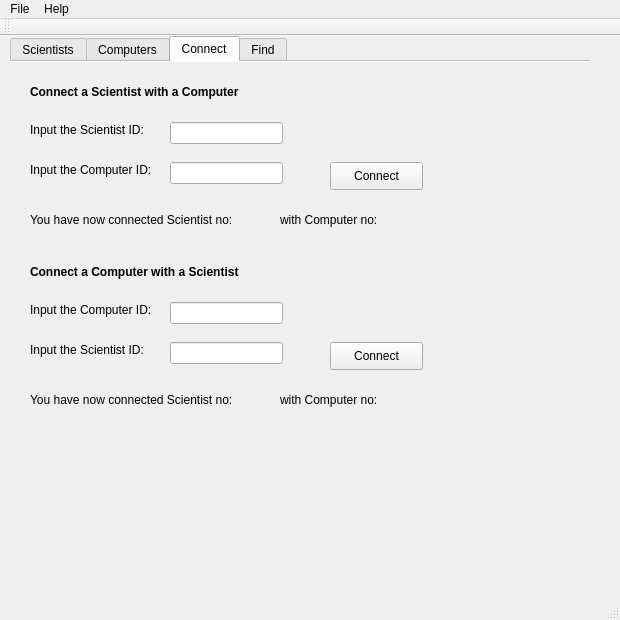
Before: the Qt Designer form 3hluti/mainwindow.ui in hj02/VV, drawn with Qt 5.
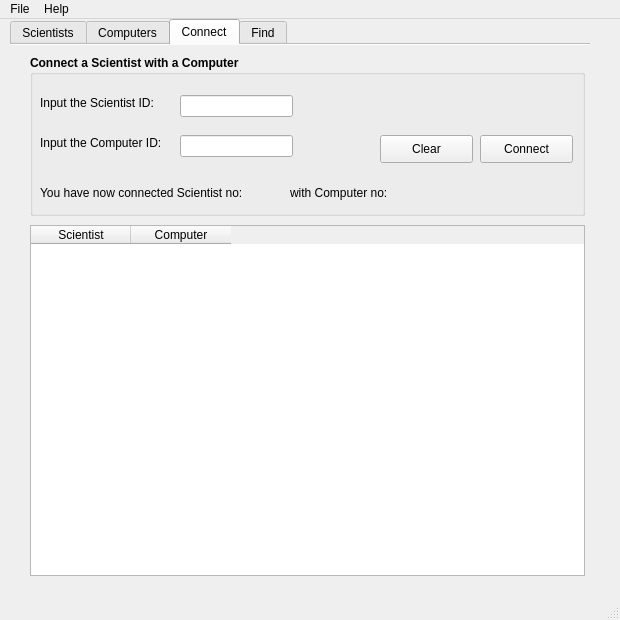
After: the same form once the commit is applied. The open tabs and pages were chosen to show the change.

Commit message: clear button added and coded, btn names edited, tab order, layout fixed

The edit to the form file:
```diff
--- a/3hluti/mainwindow.ui
+++ b/3hluti/mainwindow.ui
@@ -626,175 +626,6 @@
      <attribute name="title">
       <string>Connect</string>
      </attribute>
-     <widget class="QLabel" name="lblConnectSwithC">
-      <property name="geometry">
-       <rect>
-        <x>20</x>
-        <y>20</y>
-        <width>300</width>
-        <height>20</height>
-       </rect>
-      </property>
-      <property name="font">
-       <font>
-        <weight>75</weight>
-        <bold>true</bold>
-       </font>
-      </property>
-      <property name="text">
-       <string>Connect a Scientist with a Computer</string>
-      </property>
-     </widget>
-     <widget class="QLabel" name="lblInputS">
-      <property name="geometry">
-       <rect>
-        <x>20</x>
-        <y>60</y>
-        <width>130</width>
-        <height>16</height>
-       </rect>
-      </property>
-      <property name="text">
-       <string>Input the Scientist ID:</string>
-      </property>
-     </widget>
-     <widget class="QLineEdit" name="lineEdit_2">
-      <property name="geometry">
-       <rect>
-        <x>160</x>
-        <y>60</y>
-        <width>113</width>
-        <height>22</height>
-       </rect>
-      </property>
-     </widget>
-     <widget class="QLabel" name="lblInputC">
-      <property name="geometry">
-       <rect>
-        <x>20</x>
-        <y>100</y>
-        <width>130</width>
-        <height>16</height>
-       </rect>
-      </property>
-      <property name="text">
-       <string>Input the Computer ID:</string>
-      </property>
-     </widget>
-     <widget class="QLineEdit" name="lineEdit_3">
-      <property name="geometry">
-       <rect>
-        <x>160</x>
-        <y>100</y>
-        <width>113</width>
-        <height>22</height>
-       </rect>
-      </property>
-     </widget>
-     <widget class="QPushButton" name="pushButton_2">
-      <property name="geometry">
-       <rect>
-        <x>320</x>
-        <y>100</y>
-        <width>93</width>
-        <height>28</height>
-       </rect>
-      </property>
-      <property name="text">
-       <string>Connect</string>
-      </property>
-     </widget>
-     <widget class="QLabel" name="lblConnectComputerScientist">
-      <property name="geometry">
-       <rect>
-        <x>20</x>
-        <y>200</y>
-        <width>300</width>
-        <height>20</height>
-       </rect>
-      </property>
-      <property name="font">
-       <font>
-        <weight>75</weight>
-        <bold>true</bold>
-       </font>
-      </property>
-      <property name="text">
-       <string>Connect a Computer with a Scientist</string>
-      </property>
-     </widget>
-     <widget class="QLabel" name="InputComputer2">
-      <property name="geometry">
-       <rect>
-        <x>20</x>
-        <y>240</y>
-        <width>130</width>
-        <height>16</height>
-       </rect>
-      </property>
-      <property name="text">
-       <string>Input the Computer ID:</string>
-      </property>
-     </widget>
-     <widget class="QLineEdit" name="lineEdit_4">
-      <property name="geometry">
-       <rect>
-        <x>160</x>
-        <y>280</y>
-        <width>113</width>
-        <height>22</height>
-       </rect>
-      </property>
-     </widget>
-     <widget class="QPushButton" name="pushButton_3">
-      <property name="geometry">
-       <rect>
-        <x>320</x>
-        <y>280</y>
-        <width>93</width>
-        <height>28</height>
-       </rect>
-      </property>
-      <property name="text">
-       <string>Connect</string>
-      </property>
-     </widget>
-     <widget class="QLineEdit" name="lineEdit_5">
-      <property name="geometry">
-       <rect>
-        <x>160</x>
-        <y>240</y>
-        <width>113</width>
-        <height>22</height>
-       </rect>
-      </property>
-     </widget>
-     <widget class="QLabel" name="InputScientist2">
-      <property name="geometry">
-       <rect>
-        <x>20</x>
-        <y>280</y>
-        <width>130</width>
-        <height>16</height>
-       </rect>
-      </property>
-      <property name="text">
-       <string>Input the Scientist ID:</string>
-      </property>
-     </widget>
-     <widget class="QLabel" name="lblComputern_no1">
-      <property name="geometry">
-       <rect>
-        <x>270</x>
-        <y>150</y>
-        <width>111</width>
-        <height>16</height>
-       </rect>
-      </property>
-      <property name="text">
-       <string>with Computer no: </string>
-      </property>
-     </widget>
      <widget class="QLabel" name="lblScientist_connect">
       <property name="geometry">
        <rect>
@@ -808,32 +639,6 @@
        <string/>
       </property>
      </widget>
-     <widget class="QLabel" name="lblScientistComputer">
-      <property name="geometry">
-       <rect>
-        <x>20</x>
-        <y>150</y>
-        <width>221</width>
-        <height>16</height>
-       </rect>
-      </property>
-      <property name="text">
-       <string>You have now connected Scientist no: </string>
-      </property>
-     </widget>
-     <widget class="QLabel" name="lblComputer_no1">
-      <property name="geometry">
-       <rect>
-        <x>380</x>
-        <y>150</y>
-        <width>30</width>
-        <height>16</height>
-       </rect>
-      </property>
-      <property name="text">
-       <string/>
-      </property>
-     </widget>
      <widget class="QLabel" name="lblScientist_no2">
       <property name="geometry">
        <rect>
@@ -847,44 +652,228 @@
        <string/>
       </property>
      </widget>
-     <widget class="QLabel" name="lblComputer_no2">
+     <widget class="QTableWidget" name="tableWidget">
       <property name="geometry">
        <rect>
-        <x>270</x>
-        <y>330</y>
-        <width>111</width>
-        <height>16</height>
+        <x>20</x>
+        <y>180</y>
+        <width>555</width>
+        <height>351</height>
        </rect>
       </property>
-      <property name="text">
-       <string>with Computer no: </string>
-      </property>
+      <column>
+       <property name="text">
+        <string>Scientist</string>
+       </property>
+      </column>
+      <column>
+       <property name="text">
+        <string>Computer</string>
+       </property>
+      </column>
      </widget>
-     <widget class="QLabel" name="lblComputerScientist">
+     <widget class="QGroupBox" name="grbConnect">
       <property name="geometry">
        <rect>
         <x>20</x>
-        <y>330</y>
-        <width>221</width>
-        <height>16</height>
+        <y>10</y>
+        <width>555</width>
+        <height>161</height>
        </rect>
       </property>
-      <property name="text">
-       <string>You have now connected Scientist no: </string>
+      <property name="font">
+       <font>
+        <weight>75</weight>
+        <bold>true</bold>
+       </font>
       </property>
-     </widget>
-     <widget class="QLabel" name="lblScientist_no1">
-      <property name="geometry">
-       <rect>
-        <x>240</x>
-        <y>150</y>
-        <width>30</width>
-        <height>16</height>
-       </rect>
+      <property name="title">
+       <string>Connect a Scientist with a Computer</string>
       </property>
-      <property name="text">
-       <string/>
-      </property>
+      <widget class="QLabel" name="lblInputC">
+       <property name="geometry">
+        <rect>
+         <x>10</x>
+         <y>80</y>
+         <width>130</width>
+         <height>16</height>
+        </rect>
+       </property>
+       <property name="font">
+        <font>
+         <weight>50</weight>
+         <bold>false</bold>
+        </font>
+       </property>
+       <property name="text">
+        <string>Input the Computer ID:</string>
+       </property>
+      </widget>
+      <widget class="QPushButton" name="btnConnect">
+       <property name="geometry">
+        <rect>
+         <x>450</x>
+         <y>80</y>
+         <width>93</width>
+         <height>28</height>
+        </rect>
+       </property>
+       <property name="font">
+        <font>
+         <weight>50</weight>
+         <bold>false</bold>
+        </font>
+       </property>
+       <property name="text">
+        <string>Connect</string>
+       </property>
+      </widget>
+      <widget class="QLabel" name="lblScientistComputer">
+       <property name="geometry">
+        <rect>
+         <x>10</x>
+         <y>130</y>
+         <width>221</width>
+         <height>16</height>
+        </rect>
+       </property>
+       <property name="font">
+        <font>
+         <weight>50</weight>
+         <bold>false</bold>
+        </font>
+       </property>
+       <property name="text">
+        <string>You have now connected Scientist no: </string>
+       </property>
+      </widget>
+      <widget class="QLineEdit" name="edtComputerID">
+       <property name="geometry">
+        <rect>
+         <x>150</x>
+         <y>80</y>
+         <width>113</width>
+         <height>22</height>
+        </rect>
+       </property>
+       <property name="font">
+        <font>
+         <weight>50</weight>
+         <bold>false</bold>
+        </font>
+       </property>
+      </widget>
+      <widget class="QLabel" name="lblComputer_no1">
+       <property name="geometry">
+        <rect>
+         <x>370</x>
+         <y>130</y>
+         <width>30</width>
+         <height>16</height>
+        </rect>
+       </property>
+       <property name="font">
+        <font>
+         <weight>50</weight>
+         <bold>false</bold>
+        </font>
+       </property>
+       <property name="text">
+        <string/>
+       </property>
+      </widget>
+      <widget class="QLabel" name="lblScientist_no1">
+       <property name="geometry">
+        <rect>
+         <x>230</x>
+         <y>130</y>
+         <width>30</width>
+         <height>16</height>
+        </rect>
+       </property>
+       <property name="font">
+        <font>
+         <weight>50</weight>
+         <bold>false</bold>
+        </font>
+       </property>
+       <property name="text">
+        <string/>
+       </property>
+      </widget>
+      <widget class="QLineEdit" name="edtScientistID">
+       <property name="geometry">
+        <rect>
+         <x>150</x>
+         <y>40</y>
+         <width>113</width>
+         <height>22</height>
+        </rect>
+       </property>
+       <property name="font">
+        <font>
+         <weight>50</weight>
+         <bold>false</bold>
+        </font>
+       </property>
+      </widget>
+      <widget class="QLabel" name="lblInputS">
+       <property name="geometry">
+        <rect>
+         <x>10</x>
+         <y>40</y>
+         <width>130</width>
+         <height>16</height>
+        </rect>
+       </property>
+       <property name="font">
+        <font>
+         <weight>50</weight>
+         <bold>false</bold>
+        </font>
+       </property>
+       <property name="text">
+        <string>Input the Scientist ID:</string>
+       </property>
+      </widget>
+      <widget class="QLabel" name="lblComputern_no1">
+       <property name="geometry">
+        <rect>
+         <x>260</x>
+         <y>130</y>
+         <width>111</width>
+         <height>16</height>
+        </rect>
+       </property>
+       <property name="font">
+        <font>
+         <weight>50</weight>
+         <bold>false</bold>
+        </font>
+       </property>
+       <property name="text">
+        <string>with Computer no: </string>
+       </property>
+      </widget>
+      <widget class="QPushButton" name="btnClearConnect">
+       <property name="geometry">
+        <rect>
+         <x>350</x>
+         <y>80</y>
+         <width>93</width>
+         <height>28</height>
+        </rect>
+       </property>
+       <property name="font">
+        <font>
+         <weight>50</weight>
+         <bold>false</bold>
+        </font>
+       </property>
+       <property name="text">
+        <string>Clear</string>
+       </property>
+      </widget>
      </widget>
     </widget>
     <widget class="QWidget" name="tab">
@@ -1100,14 +1089,6 @@
    <addaction name="menuFile"/>
    <addaction name="menuHelp"/>
   </widget>
-  <widget class="QToolBar" name="mainToolBar">
-   <attribute name="toolBarArea">
-    <enum>TopToolBarArea</enum>
-   </attribute>
-   <attribute name="toolBarBreak">
-    <bool>false</bool>
-   </attribute>
-  </widget>
   <widget class="QStatusBar" name="statusBar"/>
   <action name="actionScientist">
    <property name="text">
```
Left out of the diff: 221 changed lines with no effect on the pictures. The commit also changes 2 other files.
